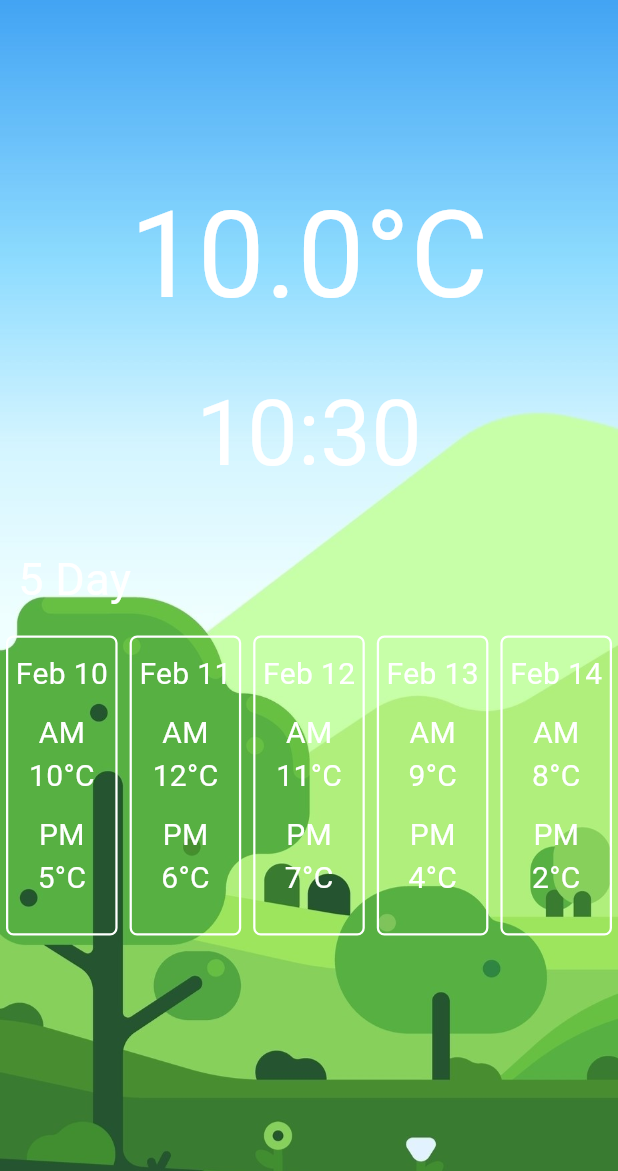
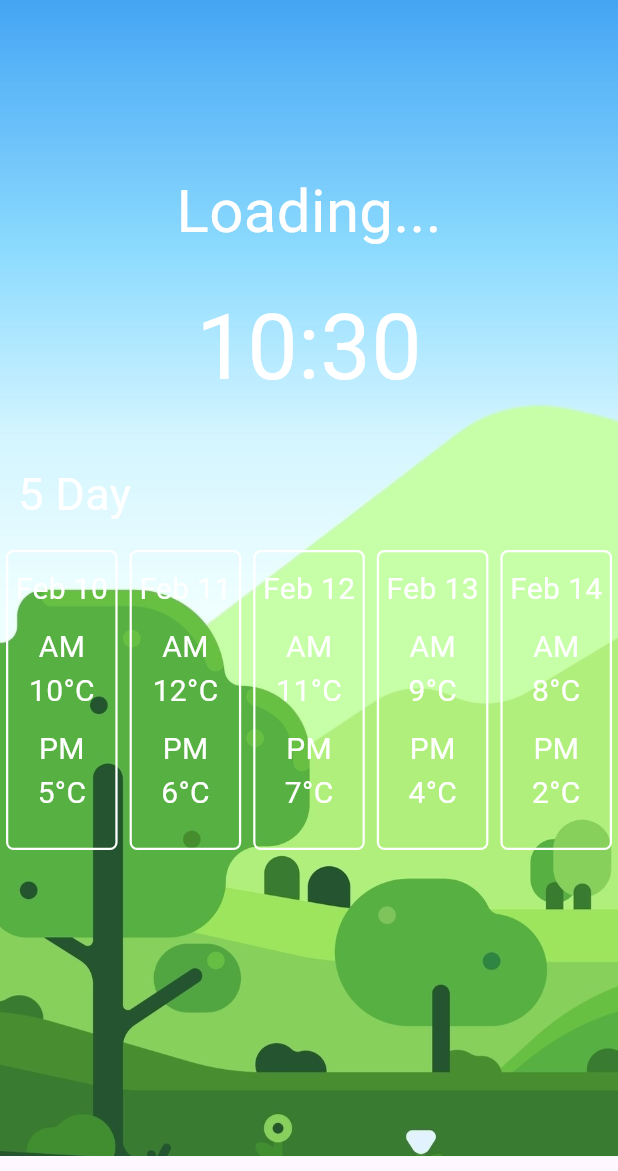
Before and after one commit to LukaMS/KelvinWeatherApp, a Flutter app: the screen it shows after launch, on a phone screen of 412 x 824 dp, the part 65-1236 px from its top. Run offline on Flutter 3.47's test engine with Material 3 defaults, Android fonts, the light colour scheme and no system bars; our stand-ins replace flutter_spinkit, settings_ui; network calls fail.

Commit message:
Weather API and provider setup

```diff
--- a/lib/customWidgets/homePageWidgets/largeWeatherText.dart
+++ b/lib/customWidgets/homePageWidgets/largeWeatherText.dart
@@ -1,20 +1,28 @@
 import 'package:flutter/material.dart';
+import 'package:kelvin_weather/services/weatherModel.dart';
 
 class largeWeatherText extends StatelessWidget {
 
-  final double temperature;
+  WeatherModel? weatherData;
 
-  const largeWeatherText({Key? key, this.temperature = double.nan}) : super(key: key);
+  largeWeatherText({Key? key, this.weatherData}) : super(key: key);
 
   @override
   Widget build(BuildContext context) {
 
-    String displayText = temperature.isNaN ? 'No temperature Found' : '$temperature°C';
+    String displayText;
+    double fontSize = weatherData != null ? 80 : 40;
+
+    if (weatherData != null) {
+      displayText = '${weatherData!.temperature} K';
+    } else {
+      displayText = 'Loading...';
+    }
 
     return Text(
       displayText,
       style: TextStyle(
-        fontSize: temperature.isNaN ? 40 : 80,
+        fontSize: fontSize,
         color: Colors.white,
       ),
     );
--- a/lib/pages/home.dart
+++ b/lib/pages/home.dart
@@ -5,6 +5,8 @@ import 'package:kelvin_weather/customWidgets/homePageWidgets/homeAppBar.dart';
 import 'package:kelvin_weather/customWidgets/homePageWidgets/fiveRowDisplay.dart';
 import 'package:kelvin_weather/customWidgets/homePageWidgets/largeWeatherText.dart';
 import 'package:kelvin_weather/customWidgets/homePageWidgets/timeDisplay.dart';
+import 'package:kelvin_weather/services/weatherProvider.dart';
+import 'package:provider/provider.dart';
 
 class Home extends StatefulWidget {
   const Home({super.key});
@@ -27,6 +29,7 @@ class _HomeState extends State<Home> {
       {'date': 'Feb 14', 'morningTemperature': '8°C', 'eveningTemperature': '2°C'},
     ];
 
+    final weatherProvider = Provider.of<WeatherProvider>(context);
 
     return Scaffold(
       extendBodyBehindAppBar: true,
@@ -50,7 +53,7 @@ class _HomeState extends State<Home> {
                   children: [
                     //Main Weather Temperature Display
                     const SizedBox(height: 100,),
-                    const largeWeatherText(temperature: 10),
+                    largeWeatherText(weatherData: weatherProvider.weatherData),
                     const SizedBox(height: 20,),
 
                     //Time Display Widget
--- /dev/null
+++ b/lib/services/weatherAPI.dart
@@ -0,0 +1,32 @@
+import 'dart:convert';
+import 'package:http/http.dart' as http;
+import 'package:kelvin_weather/services/weatherModel.dart';
+
+class WeatherAPI{
+  final String apiKey;
+  final String baseUrl;
+
+  WeatherAPI({required this.apiKey, required this.baseUrl});
+
+  Future<WeatherModel> getWeather(String city) async {
+    // Construct URL for API request
+    final apiUrl = '$baseUrl?q=$city&appid=$apiKey';
+
+    // Make HTTP GET request
+    final response = await http.get(Uri.parse(apiUrl));
+
+    // Check if request was successful
+    if (response.statusCode == 200) {
+      // Parse JSON response
+      final jsonData = jsonDecode(response.body);
+
+      // Create WeatherModel object from JSON data
+      final weatherData = WeatherModel.fromJson(jsonData);
+
+      return weatherData;
+    } else {
+      // If request was not successful, throw an error
+      throw Exception('Failed to load weather data');
+    }
+  }
+}
--- /dev/null
+++ b/lib/services/weatherModel.dart
@@ -0,0 +1,20 @@
+class WeatherModel {
+
+  final String cityName;
+  final double temperature;
+  // Add more properties as needed
+
+  WeatherModel({
+    required this.cityName,
+    required this.temperature,
+    // Add more constructor parameters as needed
+  });
+
+  factory WeatherModel.fromJson(Map<String, dynamic> jsonData) {
+    return WeatherModel(
+      cityName: jsonData['name'],
+      temperature: jsonData['main']['temp'].toDouble(),
+      // Parse more properties from the JSON response
+    );
+  }
+}
--- /dev/null
+++ b/lib/services/weatherProvider.dart
@@ -0,0 +1,26 @@
+import 'package:flutter/material.dart';
+import 'package:kelvin_weather/services/weatherModel.dart';
+import 'package:kelvin_weather/services/weatherAPI.dart';
+
+class WeatherProvider extends ChangeNotifier {
+  final WeatherAPI weatherService;
+  WeatherModel? _weatherData;
+  String? _errorMessage;
+
+  WeatherProvider({required this.weatherService});
+
+  WeatherModel? get weatherData => _weatherData;
+  String? get errorMessage => _errorMessage;
+
+  Future<void> fetchWeather(String city) async {
+    try {
+      final weather = await weatherService.getWeather(city);
+      _weatherData = weather;
+      _errorMessage = null;
+    } catch (e) {
+      _weatherData = null;
+      _errorMessage = 'Failed to fetch weather data';
+    }
+    notifyListeners();
+  }
+}
--- a/pubspec.yaml
+++ b/pubspec.yaml
@@ -32,11 +32,12 @@ dependencies:
     sdk: flutter
   flutter_spinkit: ^5.2.0
   settings_ui: ^2.0.2
-
+  http: ^1.1.2
 
   # The following adds the Cupertino Icons font to your application.
   # Use with the CupertinoIcons class for iOS style icons.
   cupertino_icons: ^1.0.2
+  provider: ^6.1.1
 
 dev_dependencies:
   flutter_test:
```
Also changed, not shown: lib/main.dart (+21 -2 lines), lib/pages/loading.dart (+13 -4 lines), pubspec.lock.
